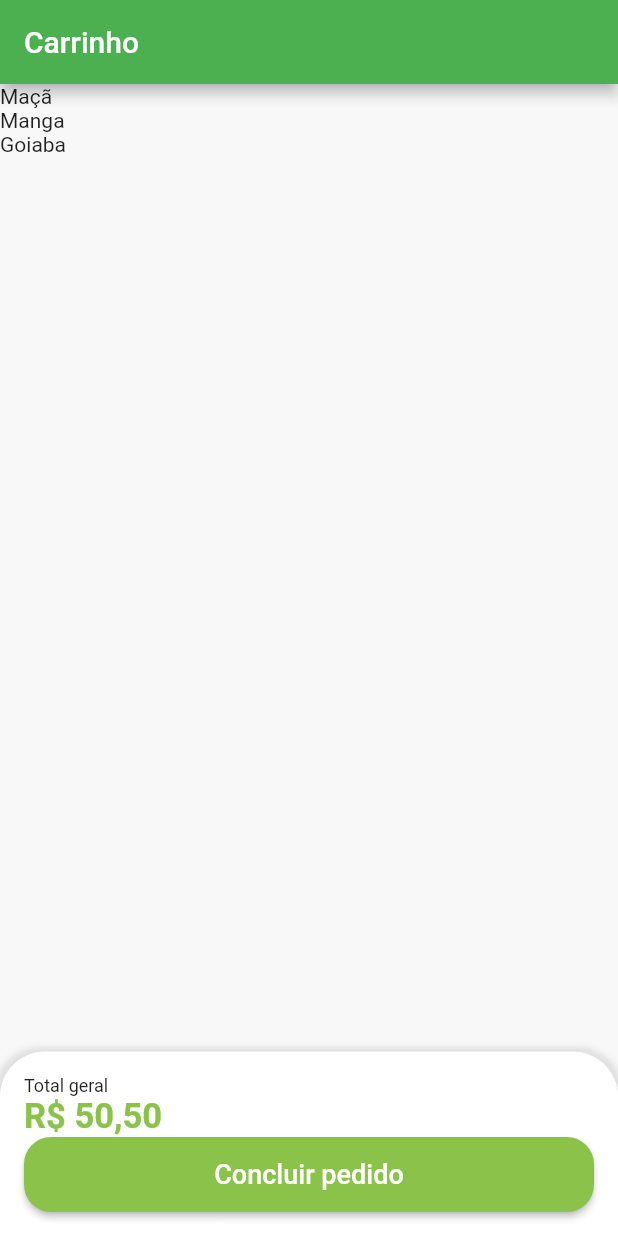
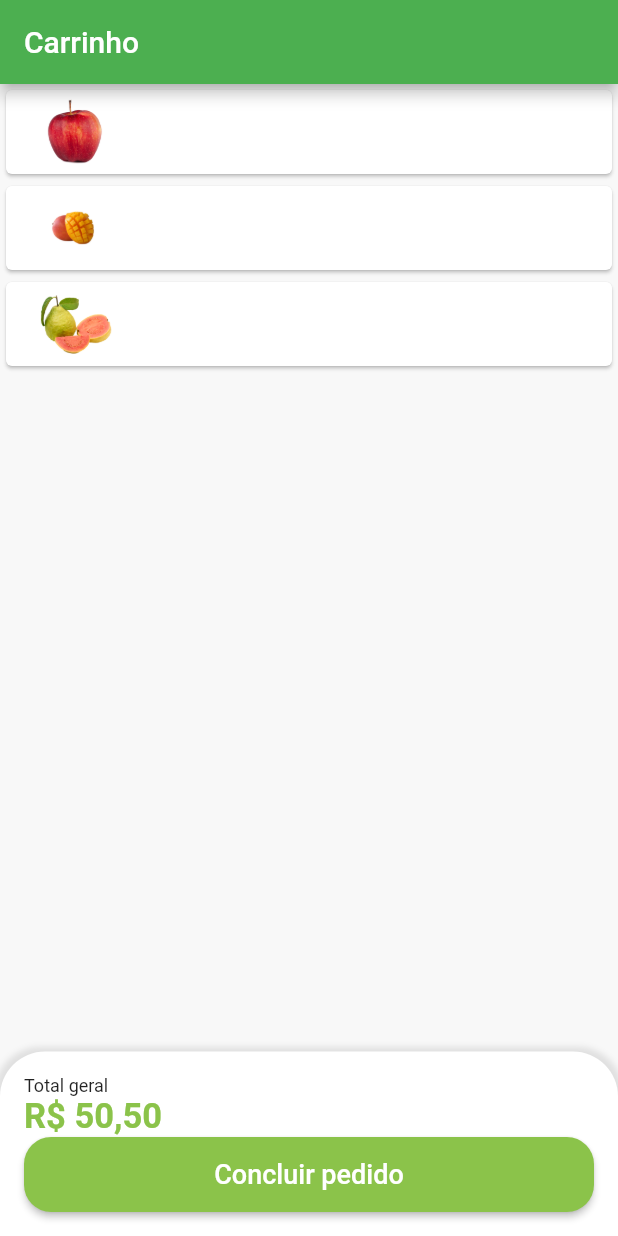
Before and after one commit to caneto/Projeto-do-Quintanda-Virtual---1, a Flutter app: the CartTab screen opened directly, on a phone screen of 412 x 824 dp. Run offline on Flutter 3.47's test engine with Material 2 defaults, Android fonts, the phone set to English and light mode, and no system bars; our stand-ins replace animated_text_kit, badges, mask_text_input_formatter.

Commit message:
Atualização

```diff
--- a/lib/tabs/cart_tab.dart
+++ b/lib/tabs/cart_tab.dart
@@ -1,5 +1,6 @@
 import 'package:flutter/material.dart';
 import 'package:quitandavirtual/config/custom_colors.dart';
+import 'package:quitandavirtual/tiles/cart_tile.dart';
 import 'package:quitandavirtual/utils/utils_services.dart';
 import 'package:quitandavirtual/config/app_data.dart';
 
@@ -20,7 +21,7 @@ class CartTab extends StatelessWidget {
             child: ListView.builder(
               itemCount: cartItens.length,
                 itemBuilder: (_,index) {
-                  return Text(cartItens[index].item.itemName);
+                  return CartTile(cartItemModel: cartItens[index]);
                 },
             ),
           ),
--- /dev/null
+++ b/lib/tiles/cart_tile.dart
@@ -0,0 +1,21 @@
+import 'package:flutter/material.dart';
+import 'package:quitandavirtual/models/cart_item_model.dart';
+
+class CartTile extends StatelessWidget {
+  const CartTile({Key? key, required this.cartItemModel}) : super(key: key);
+
+  final CartItemModel cartItemModel;
+
+  @override
+  Widget build(BuildContext context) {
+    return Card(
+      child: ListTile(
+        leading: Image.asset(
+          cartItemModel.item.imgUrl,
+          height: 60,
+          width: 60,
+        ),
+      ),
+    );
+  }
+}
```
